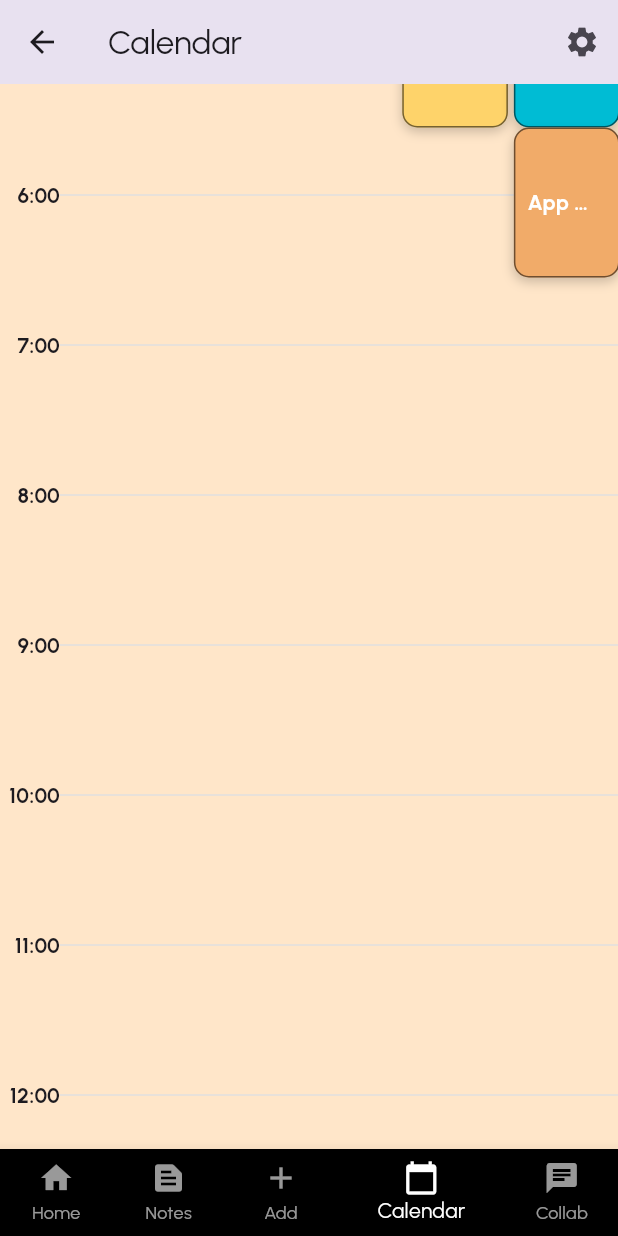
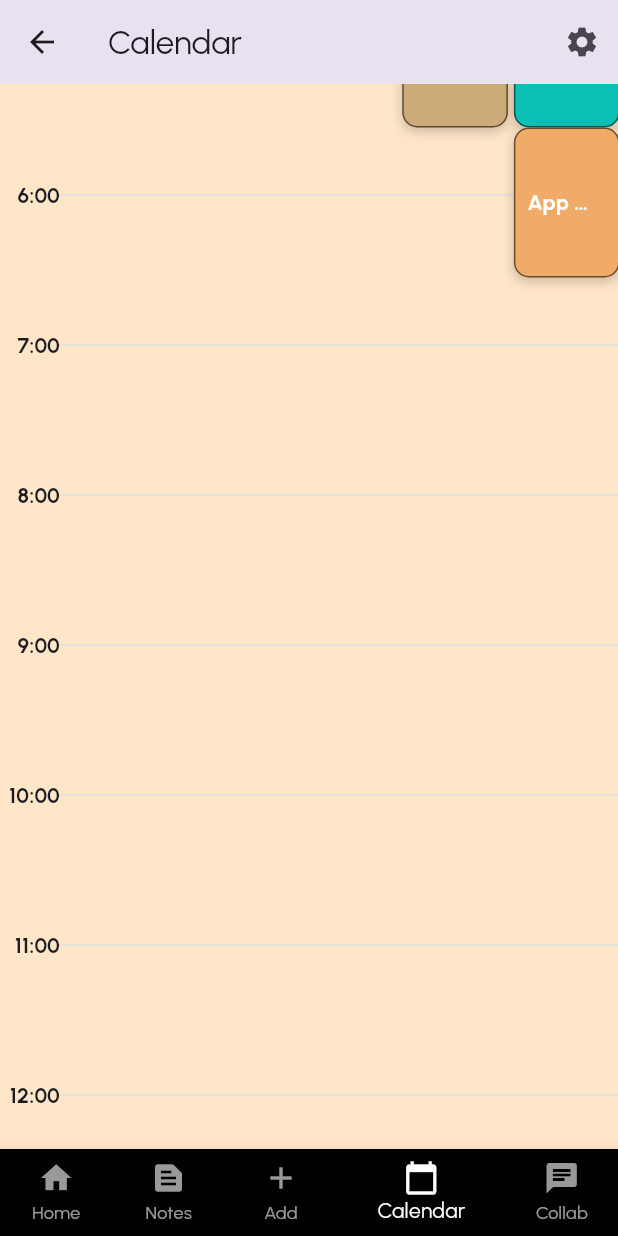
Before and after one commit to Mustafa-Ashfaq81/ProjectFLow, a Flutter app: the CalendarPage screen opened by its route, scrolled down 576 dp, on a phone screen of 412 x 824 dp. Run offline on Flutter 3.47's test engine with Material 3 defaults, Android fonts, the phone set to English and light mode, and no system bars; our stand-ins replace animated_splash_screen, cloud_firestore, firebase_auth, firebase_core, firebase_storage, flutter_dotenv and 4 more; accounts and stored records are empty.

Commit message:
Colors of task adjusted

```diff
--- a/my_app/lib/views/calendar.dart
+++ b/my_app/lib/views/calendar.dart
@@ -15,12 +15,12 @@ class CalendarPage extends StatefulWidget {
 }
 
 const Map<String, Color> taskColors = {
-  'Gym': Colors.orange,
-  'Cricket': Colors.green,
-  'Football': Colors.brown,
-  'Project Meeting': Color(0xFFFED36A),
-  'Figma Design': Color(0xFFFED36A),
-  'Notes': Colors.cyan,
+  'Gym': Color(0xFFF09999),
+  'Cricket': Color(0xFF91BFEA),
+  'Football': Color(0xFFAD8484),
+  'Project Meeting': Color.fromARGB(255, 128, 180, 154),
+  'Figma Design': Color.fromARGB(255, 205, 171, 120),
+  'Notes': Color(0xFF0CBFB4),
   'App Making': Color(0xFFF1AB69),
 };
 
```
